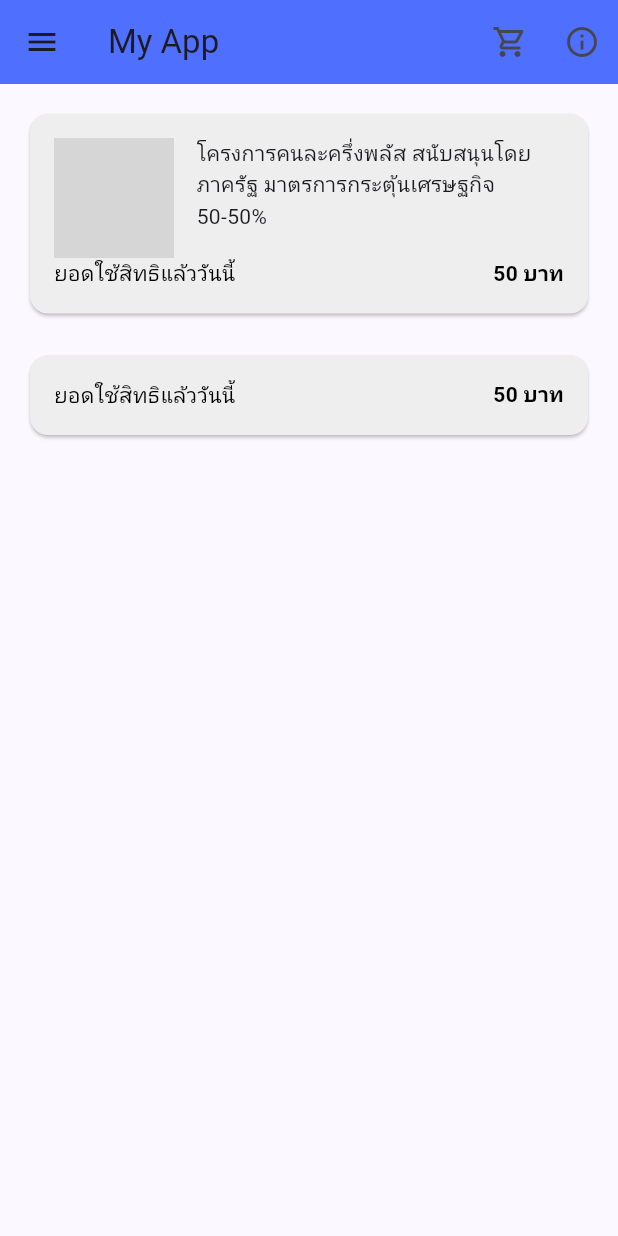
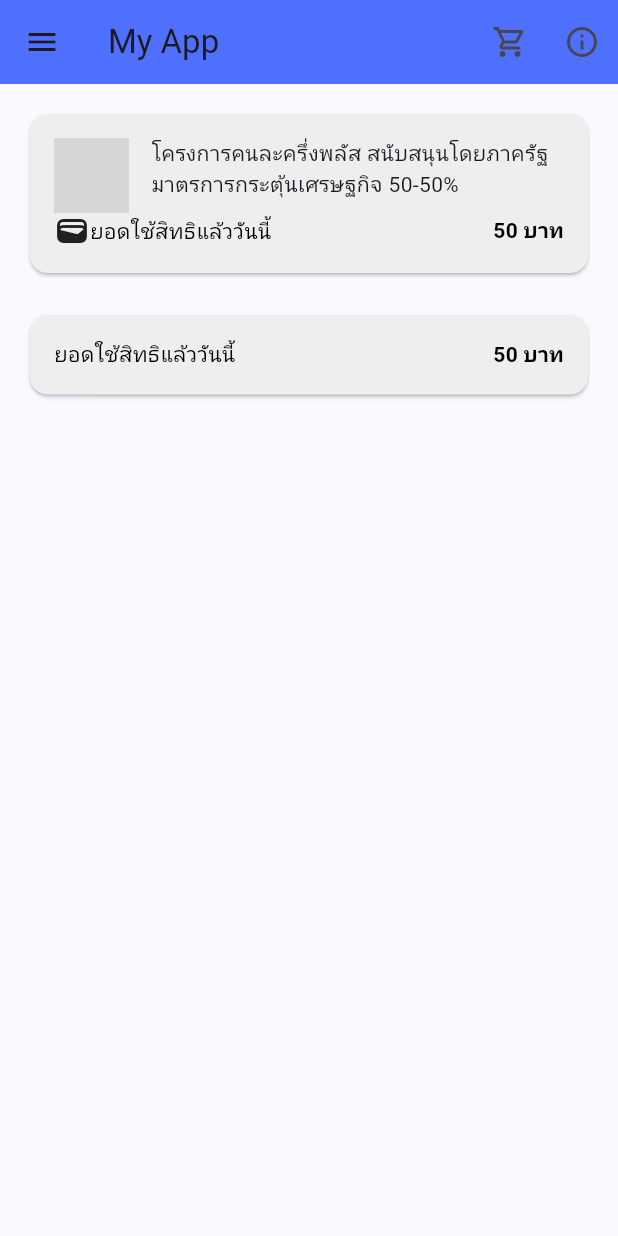
Before and after one commit to haveagrapeday/mobileapp_week2ja, a Flutter app: the screen it shows after launch, on a phone screen of 412 x 824 dp. Run offline on Flutter 3.47's test engine with Material 3 defaults, Android fonts, the phone set to English and light mode, and no system bars; network calls fail; grey boxes are pictures that could not be loaded.

Commit message:
update main

```diff
--- a/lib/main.dart
+++ b/lib/main.dart
@@ -54,8 +54,8 @@ class MyApp extends StatelessWidget {
                         children: [
                           Image.network(
                             'https://cdn-icons-png.flaticon.com/512/10485/10485137.png',
-                            height: 80,
-                            width: 80,
+                            height: 50,
+                            width: 50,
                             fit: BoxFit.cover,
                           ),
                           const SizedBox(width: 15),
@@ -68,16 +68,21 @@ class MyApp extends StatelessWidget {
 
                           ),
                         ],
+
                       ),
 
                       const Row(
                        mainAxisAlignment: MainAxisAlignment.spaceBetween,
                         children: [
-
+                         Row(children: [
+                          Icon(Icons.wallet),
                           Text(
                             'ยอดใช้สิทธิแล้ววันนี้',
                             style: TextStyle(fontSize: 14, color: Colors.black),
                           ),
+                         ],
+                        ),
+
                           Text(
                             '50 บาท',
                             style: TextStyle(fontSize: 14, color: Colors.black,fontWeight: FontWeight.bold),
```
Also changed, not shown: pubspec.lock.
